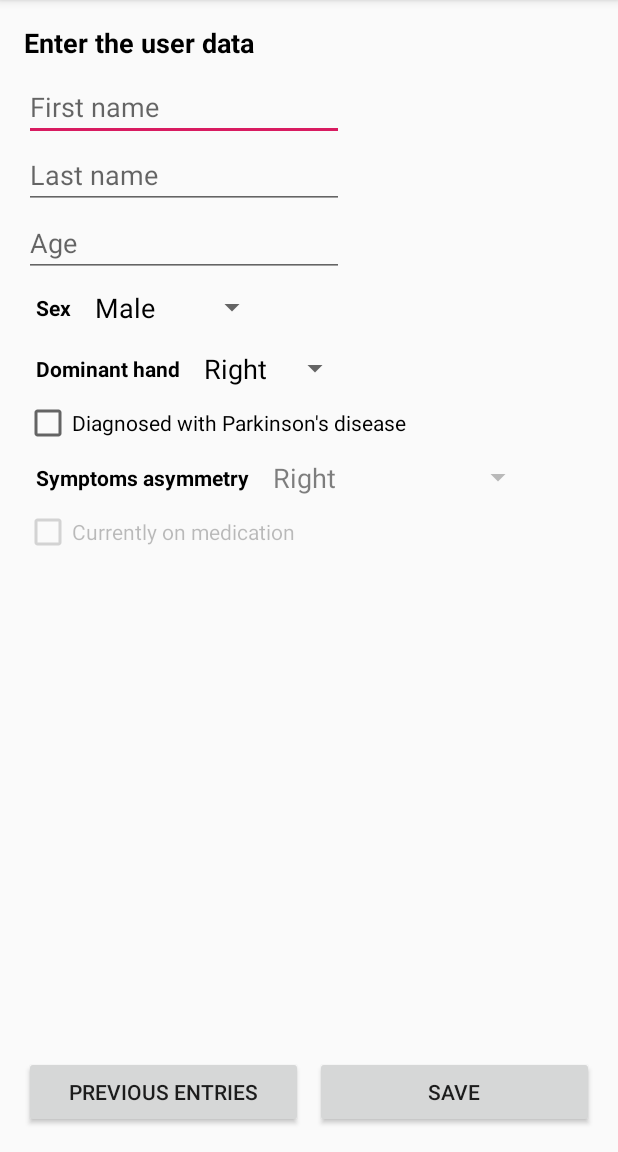
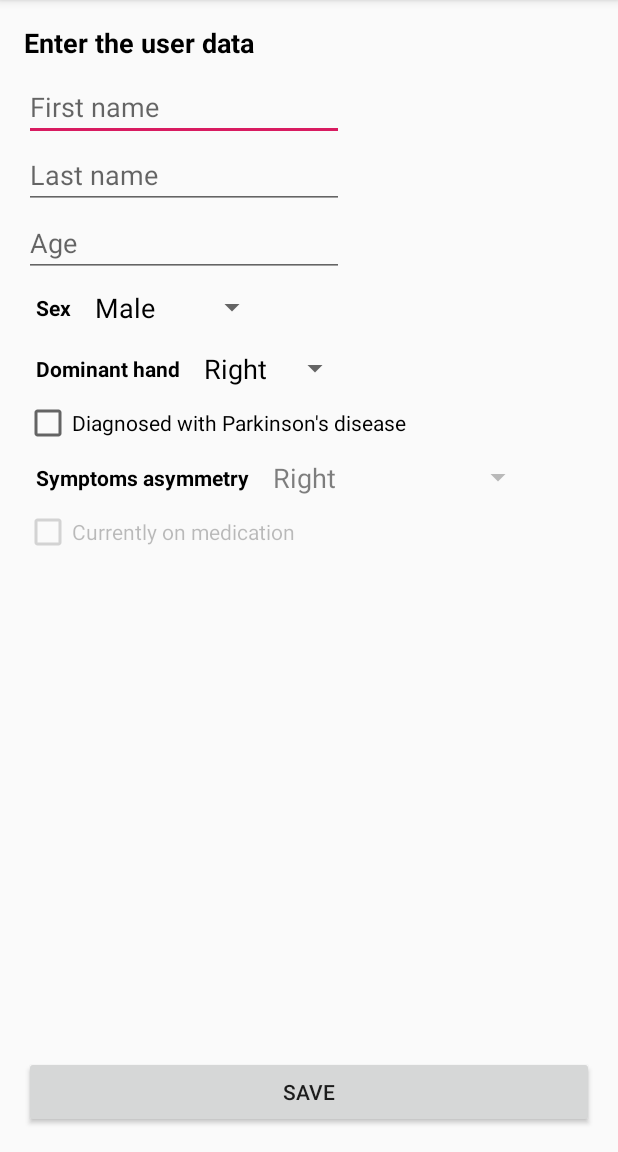
Before and after one commit to dawidm/ttkeyboard, an Android app: the screen it shows after launch once a user with an empty profile is signed in (UserInfoActivity), on a phone screen of 412 x 824 dp, the part 84-1236 px from its top. Run offline under Robolectric (Android 15) with nearby library versions, the phone set to English and light mode, and no system bars; our stand-ins replace Firebase (no records; nobody signed in at launch, a user with empty details on screens opened directly), Room's generated code.

Commit message:
hide "previous entries" in UserInfoActivity when firebase user is logged in

```diff
--- a/app/src/main/java/com/example/taptimingkeyboard/activity/UserInfoActivity.java
+++ b/app/src/main/java/com/example/taptimingkeyboard/activity/UserInfoActivity.java
@@ -124,6 +124,7 @@ public class UserInfoActivity extends AppCompatActivity {
             @Override
             public void run() {
                 if (firebaseUser!=null) {
+                    buttonLoad.setVisibility(View.GONE);
                     UserInfo[] userInfos = TapTimingDatabase.instance(getApplicationContext()).userInfoDao().getByEmail(firebaseUser.getEmail());
                     if (userInfos.length>0) {
                         startTestSessionActivity(userInfos[0].getId());
--- a/app/src/main/res/layout/activity_user_info.xml
+++ b/app/src/main/res/layout/activity_user_info.xml
@@ -181,7 +181,7 @@
             android:id="@+id/button_load"
             android:layout_width="match_parent"
             android:layout_height="wrap_content"
-            android:layout_marginEnd="4dp"
+            android:layout_marginEnd="8dp"
             android:layout_weight="1"
             android:text="@string/load_user_existing_info" />
 
@@ -189,7 +189,7 @@
             android:id="@+id/button_ok"
             android:layout_width="match_parent"
             android:layout_height="match_parent"
-            android:layout_marginStart="4dp"
+            android:layout_marginStart="0dp"
             android:layout_weight="1"
             android:text="@string/save_user_info" />
     </LinearLayout>
```
